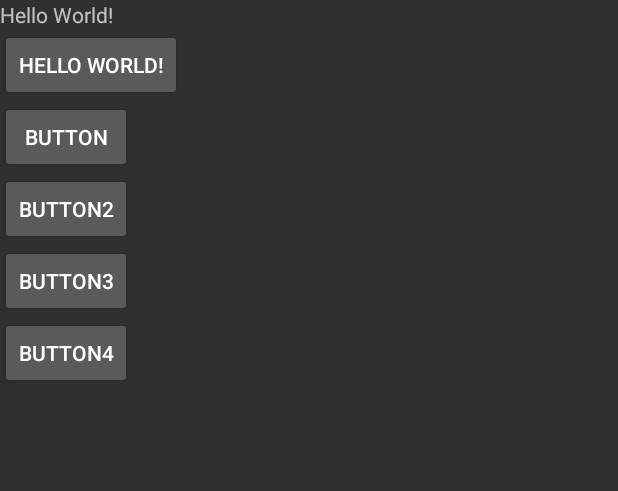
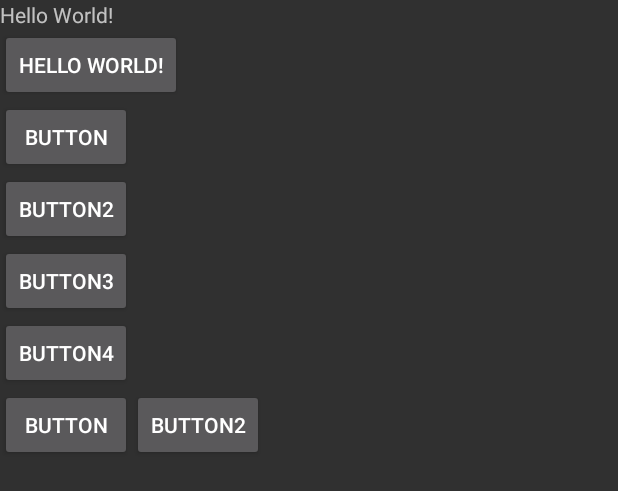
Before and after one commit to fujiyuu75/Sequent, an Android app: the layout activity_main.xml on its own in the app's theme, with its tools: preview values and no code run, on a phone screen of 412 x 824 dp. Shown: the top 491 px of the screen. Run offline under Robolectric (Android 15) with nearby library versions, the phone set to English and light mode, and no system bars.

Commit message:
Move methods to lib

```diff
--- a/app/src/main/java/com/fujiyuu75/sequent/sample/MainActivity.java
+++ b/app/src/main/java/com/fujiyuu75/sequent/sample/MainActivity.java
@@ -8,6 +8,8 @@ import android.view.View;
 import android.view.ViewGroup;
 import android.view.animation.AlphaAnimation;
 import android.widget.LinearLayout;
+
+import com.fujiyuu75.sequent.Sequent;
 
 public class MainActivity extends AppCompatActivity {
 
@@ -23,9 +25,11 @@ public class MainActivity extends AppCompatActivity {
         setContentView(R.layout.activity_main);
 
         LinearLayout layout = (LinearLayout)findViewById(R.id.layout);
+        Sequent.start(layout);
+
         Log.d(TAG, String.format("%s %s %s %s", "layout", layout.getClass().getName(), "id", layout.getId()));
 
-        findChildLayouts(layout);
+//        findChildLayouts(layout);
     }
 
     private void setAnimation(View v) {
--- a/app/src/main/res/layout/activity_main.xml
+++ b/app/src/main/res/layout/activity_main.xml
@@ -69,4 +69,28 @@
             app:layout_constraintTop_toTopOf="parent"/>
     </LinearLayout>
 
+    <LinearLayout
+        android:layout_width="match_parent"
+        android:layout_height="wrap_content"
+        android:orientation="horizontal">
+
+        <Button
+            android:layout_width="wrap_content"
+            android:layout_height="wrap_content"
+            android:text="button"
+            app:layout_constraintBottom_toBottomOf="parent"
+            app:layout_constraintLeft_toLeftOf="parent"
+            app:layout_constraintRight_toRightOf="parent"
+            app:layout_constraintTop_toTopOf="parent"/>
+
+        <Button
+            android:layout_width="wrap_content"
+            android:layout_height="wrap_content"
+            android:text="button2"
+            app:layout_constraintBottom_toBottomOf="parent"
+            app:layout_constraintLeft_toLeftOf="parent"
+            app:layout_constraintRight_toRightOf="parent"
+            app:layout_constraintTop_toTopOf="parent"/>
+    </LinearLayout>
+
 </LinearLayout>
```
Also changed, not shown: sequent/src/main/java/com/fujiyuu75/sequent/Sequent.java (+40 -2 lines).
